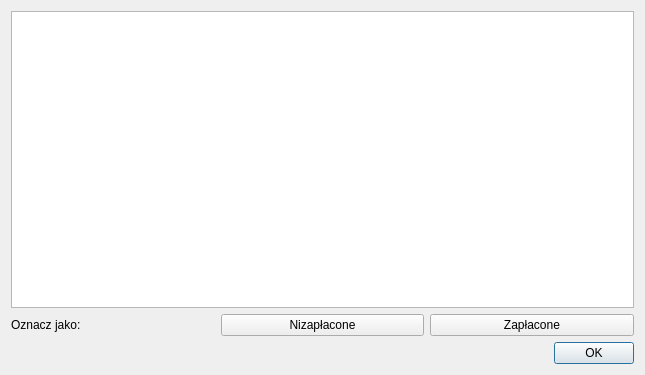
Old version of the form resources/bills.ui in the repository tomsoonn/SplitWise.
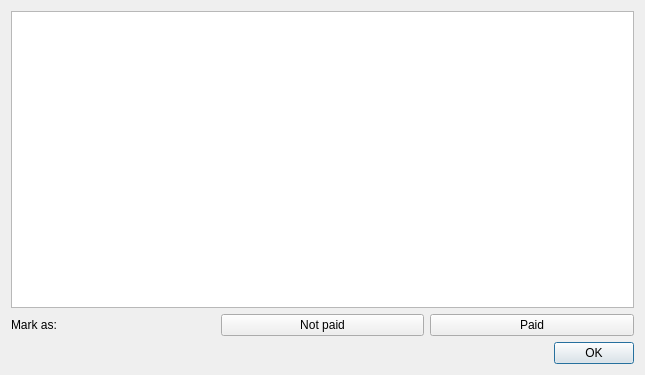
New version of the form.

Commit message: desktop - add bill wizard

Patch:
```diff
--- a/resources/bills.ui
+++ b/resources/bills.ui
@@ -22,21 +22,21 @@
      <item>
       <widget class="QLabel" name="label">
        <property name="text">
-        <string>Oznacz jako:</string>
+        <string>Mark as:</string>
        </property>
       </widget>
      </item>
      <item>
       <widget class="QPushButton" name="pushButton_2">
        <property name="text">
-        <string>Nizapłacone</string>
+        <string>Not paid</string>
        </property>
       </widget>
      </item>
      <item>
       <widget class="QPushButton" name="pushButton">
        <property name="text">
-        <string>Zapłacone</string>
+        <string>Paid</string>
        </property>
       </widget>
      </item>
```
Left out of the diff: 10 changed lines with no effect on the pictures. The commit also changes 19 other files.
